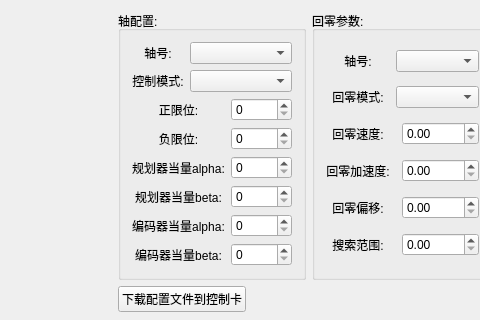
whisper512/GTS, file GTSSimpleController/Widget/ConfigWidget.ui: the form before one commit; both pictures show x 0 to 480 and y 0 to 320 of the 1000 by 500 pixel window.
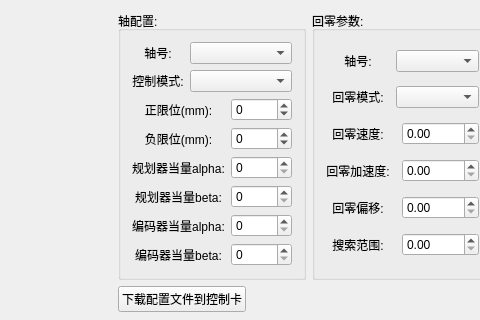
The form after the commit.

Commit message: 添加软限位设置和读写

Diff of the .ui file:
```diff
--- a/GTSSimpleController/Widget/ConfigWidget.ui
+++ b/GTSSimpleController/Widget/ConfigWidget.ui
@@ -76,8 +76,11 @@
            </item>
            <item row="2" column="2">
             <widget class="QSpinBox" name="spinBox_pLimit">
+             <property name="minimum">
+              <number>-9999</number>
+             </property>
              <property name="maximum">
-              <number>32767</number>
+              <number>9999</number>
              </property>
             </widget>
            </item>
@@ -122,7 +125,7 @@
            <item row="2" column="0" colspan="2">
             <widget class="QLabel" name="label_pLimit">
              <property name="text">
-              <string>正限位:</string>
+              <string>正限位(mm):</string>
              </property>
              <property name="alignment">
               <set>Qt::AlignCenter</set>
@@ -165,7 +168,7 @@
            <item row="3" column="0" colspan="2">
             <widget class="QLabel" name="label_nLimit">
              <property name="text">
-              <string>负限位:</string>
+              <string>负限位(mm):</string>
              </property>
              <property name="alignment">
               <set>Qt::AlignCenter</set>
@@ -174,8 +177,11 @@
            </item>
            <item row="3" column="2">
             <widget class="QSpinBox" name="spinBox_nLimit">
+             <property name="minimum">
+              <number>-9999</number>
+             </property>
              <property name="maximum">
-              <number>32767</number>
+              <number>9999</number>
              </property>
             </widget>
            </item>
```
The commit also changes 5 other files.
